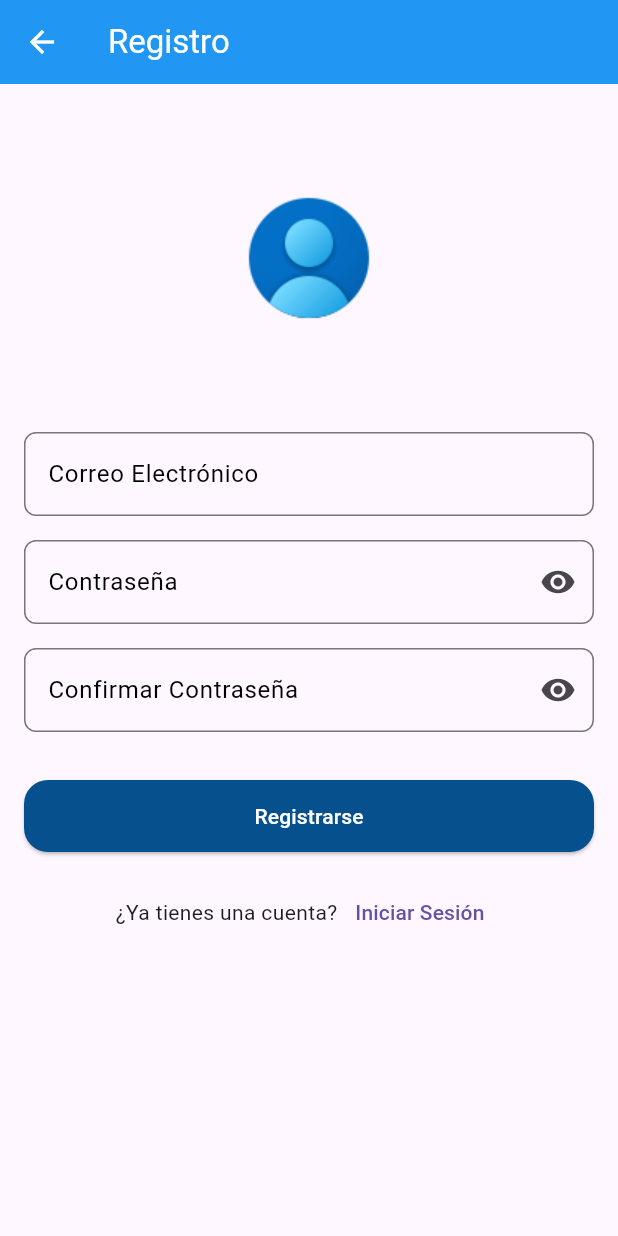
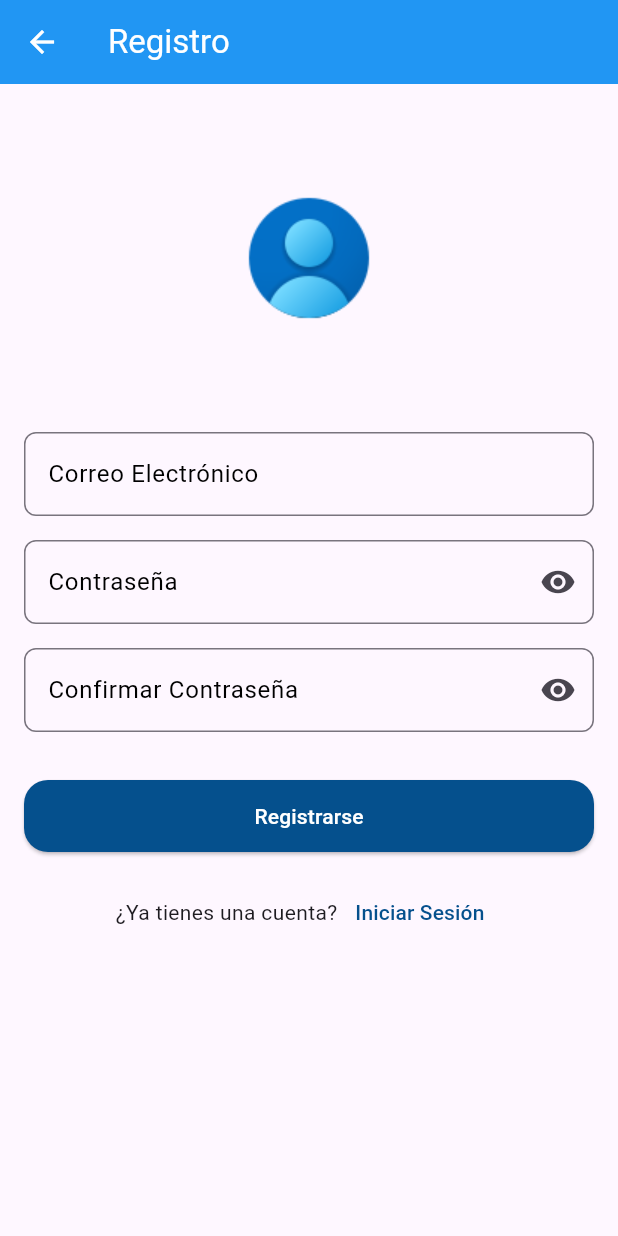
Before and after one commit to yahirdev13/Actividad02_flutter, a Flutter app: the Register screen opened by its route, after a tap on "Registrarse", on a phone screen of 412 x 824 dp. Run offline on Flutter 3.47's test engine with Material 3 defaults, Android fonts, the phone set to English and light mode, and no system bars; our stand-ins replace firebase_auth, firebase_core; accounts and stored records are empty; network calls fail.

Commit message:
[FIX] correciones del registro y profile de diseño

```diff
--- a/lib/modules/auth/Register.dart
+++ b/lib/modules/auth/Register.dart
@@ -108,9 +108,7 @@ class _RegisterState extends State<Register> {
                           email: _email.text,
                           password: _password.text,
                         );
-                        print("$credential");
 
-                        // Redirige a la pantalla de perfil después de un registro exitoso
                         Navigator.pushNamed(context, '/profile');
                       } on FirebaseAuthException catch (e) {
                         print(e.message);
@@ -135,6 +133,9 @@ class _RegisterState extends State<Register> {
                       onPressed: () {
                         Navigator.pushNamed(context, '/login');
                       },
+                      style: TextButton.styleFrom(
+                        foregroundColor: const Color.fromARGB(255, 5, 80, 141),
+                      ),
                       child: const Text('Iniciar Sesión'),
                     ),
                   ],
--- a/lib/navigation/Profile.dart
+++ b/lib/navigation/Profile.dart
@@ -42,7 +42,7 @@ class _ProfileScreenState extends State<ProfileScreen> {
               const Row(
                 children: [
                   CircleAvatar(
-                    backgroundColor: Colors.blue,
+                    backgroundColor: const Color.fromARGB(255, 5, 80, 141),
                     radius: 32,
                     child: Text('YA'),
                   ),
@@ -51,11 +51,11 @@ class _ProfileScreenState extends State<ProfileScreen> {
                     crossAxisAlignment: CrossAxisAlignment.start,
                     children: [
                       Text(
-                        "Yahird59@gmail.com",
+                        "cuenta@example.com",
                         style: TextStyle(fontWeight: FontWeight.bold),
                       ),
                       Text(
-                        "Yahir Alberto",
+                        "Username",
                         style: TextStyle(fontSize: 14),
                       ),
                     ],
```
